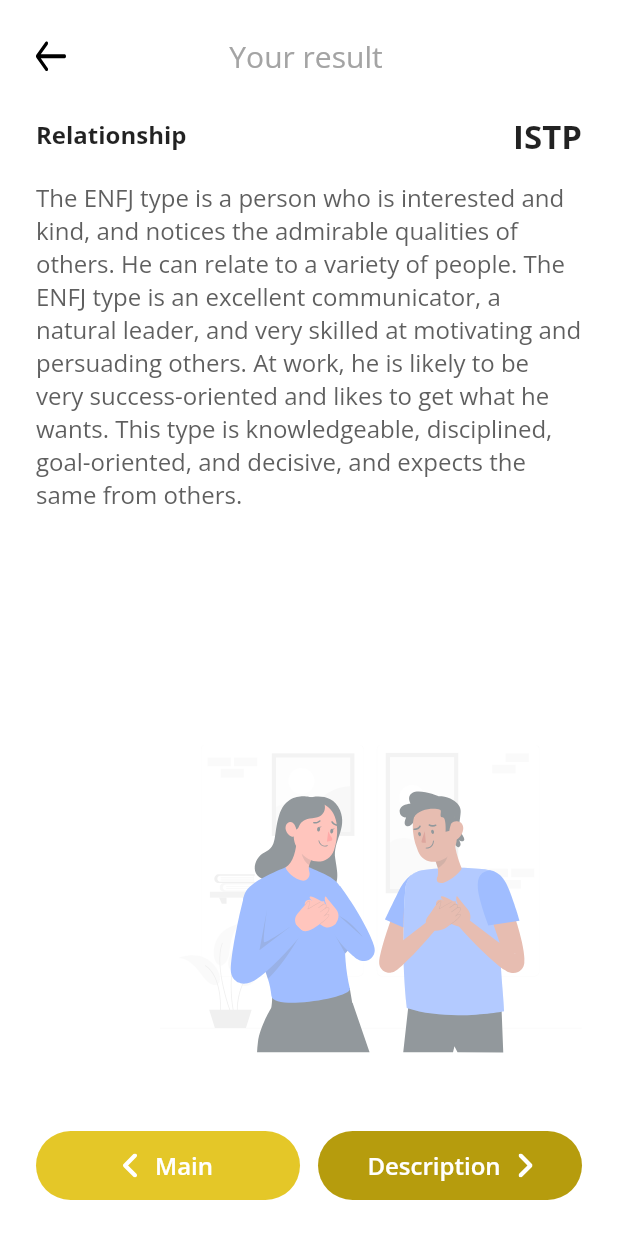
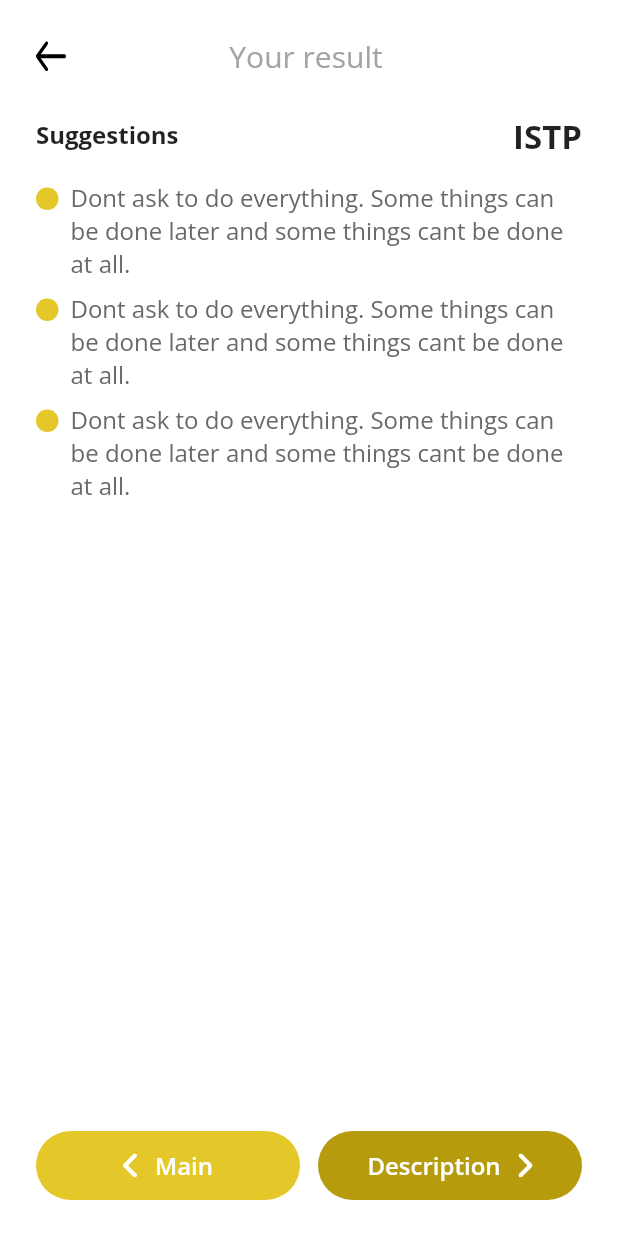
Before and after one commit to misagh1999/mbti-test-app, a Flutter app: the ResultScreen screen opened by its route, on a phone screen of 412 x 824 dp. Run offline on Flutter 3.47's test engine with Material 2 defaults, Android fonts, the phone set to English and light mode, and no system bars; our stand-ins replace flutter_svg, get.

Commit message:
suggestion and hobby sub screens implemented

```diff
--- a/lib/constants.dart
+++ b/lib/constants.dart
@@ -46,4 +46,6 @@ abstract class Assets {
 abstract class MyString {
   static const DESCRIPTION_DEMO =
       'The ENFJ type is a person who is interested and kind, and notices the admirable qualities of others. He can relate to a variety of people. The ENFJ type is an excellent communicator, a natural leader, and very skilled at motivating and persuading others. At work, he is likely to be very success-oriented and likes to get what he wants. This type is knowledgeable, disciplined, goal-oriented, and decisive, and expects the same from others.';
+  static const SUGGESTION_DEMO =
+      'Dont ask to do everything. Some things can be done later and some things cant be done at all.';
 }
--- /dev/null
+++ b/lib/screens/result/components/suggestion_item_widget.dart
@@ -0,0 +1,39 @@
+import 'package:flutter/material.dart';
+
+import '../../../constants.dart';
+import '../../../utils/utils.dart';
+
+class SuggestionItemWidget extends StatelessWidget {
+  const SuggestionItemWidget({
+    super.key,
+  });
+
+  @override
+  Widget build(BuildContext context) {
+    return Container(
+      margin: EdgeInsets.only(bottom: 8),
+      child: Row(
+        mainAxisAlignment: MainAxisAlignment.start,
+        crossAxisAlignment: CrossAxisAlignment.start,
+        children: [
+          Container(
+            width: 15,
+            height: 15,
+            margin: EdgeInsets.only(top: 4),
+            decoration: BoxDecoration(
+                color: HexColor.fromHex('E4C728'),
+                borderRadius: BorderRadius.circular(15)),
+          ),
+          SizedBox(
+            width: 8,
+          ),
+          Flexible(
+              child: Text(
+            MyString.SUGGESTION_DEMO,
+            style: TextStyle(color: HexColor.fromHex('696969'), fontSize: 16),
+          ))
+        ],
+      ),
+    );
+  }
+}
--- a/lib/screens/result/result_screen.dart
+++ b/lib/screens/result/result_screen.dart
@@ -7,7 +7,9 @@ import 'components/result_bottom_widget.dart';
 import 'components/result_main_widget.dart';
 import 'components/result_top_widget.dart';
 import 'sub_screens/description_sub_screen.dart';
+import 'sub_screens/hobby_sub_screen.dart';
 import 'sub_screens/relationship_sub_screen.dart';
+import 'sub_screens/sugestion_sub_screen.dart';
 import 'sub_screens/work_sub_screen.dart';
 
 class ResultScreen extends StatelessWidget {
@@ -27,7 +29,9 @@ class ResultScreen extends StatelessWidget {
                       // ResultMainWidget()
                       // DescriptionSubScreen()
                       // WorkSubScreen()
-                      RelationshipSubScreen()
+                      // RelationshipSubScreen()
+                      // HobbySubScreen()
+                      SuggestionSubScreen()
                       ),
               ResultBottomWidget()
             ],
--- /dev/null
+++ b/lib/screens/result/sub_screens/sugestion_sub_screen.dart
@@ -0,0 +1,43 @@
+import 'package:english_mbti_test_app/utils/utils.dart';
+import 'package:flutter/material.dart';
+
+import '../../../constants.dart';
+import '../components/suggestion_item_widget.dart';
+
+class SuggestionSubScreen extends StatelessWidget {
+  const SuggestionSubScreen({
+    super.key,
+  });
+
+  @override
+  Widget build(BuildContext context) {
+    return Container(
+      child: Column(
+        children: [
+          SizedBox(
+            height: 24,
+          ),
+          Row(
+            children: [
+              Text(
+                'Suggestions',
+                style: TextStyle(fontFamily: Fonts.Bold, fontSize: 16),
+              ),
+              Spacer(),
+              Text(
+                'ISTP',
+                style: TextStyle(fontFamily: Fonts.Bold, fontSize: 22),
+              ),
+            ],
+          ),
+          SizedBox(
+            height: 16,
+          ),
+          SuggestionItemWidget(),
+          SuggestionItemWidget(),
+          SuggestionItemWidget(),
+        ],
+      ),
+    );
+  }
+}
```
Also changed, not shown: lib/screens/result/sub_screens/hobby_sub_screen.dart (added, +58 -0 lines).
